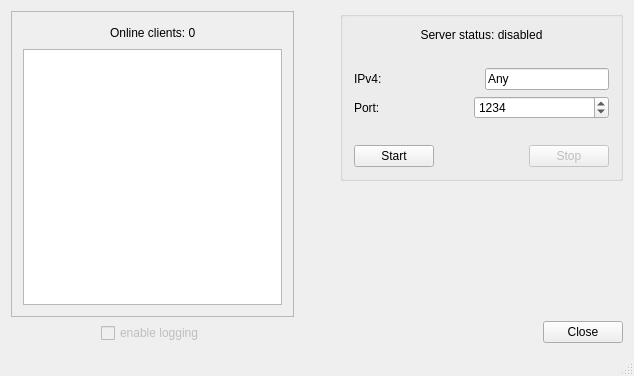
Old version of the form mainwindow.ui in the repository RPudashkin/VkKillerServer.
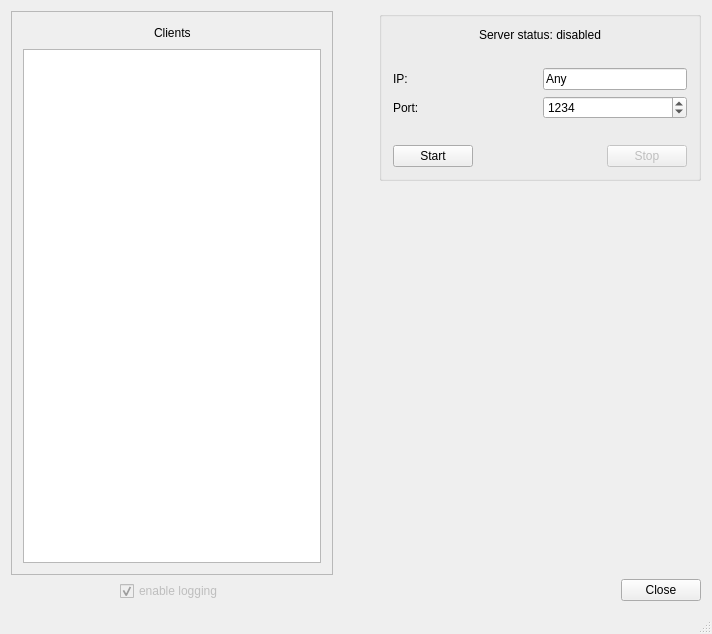
New version of the form.

Patch:
```diff
--- a/mainwindow.ui
+++ b/mainwindow.ui
@@ -6,8 +6,8 @@
    <rect>
     <x>0</x>
     <y>0</y>
-    <width>634</width>
-    <height>376</height>
+    <width>712</width>
+    <height>634</height>
    </rect>
   </property>
   <property name="windowTitle">
@@ -29,8 +29,8 @@
             <rect>
              <x>0</x>
              <y>0</y>
-             <width>278</width>
-             <height>270</height>
+             <width>317</width>
+             <height>519</height>
             </rect>
            </property>
            <layout class="QGridLayout" name="gridLayout">
@@ -52,7 +52,7 @@
               <item>
                <widget class="QLabel" name="label_onlineClients">
                 <property name="text">
-                 <string>Online clients: 0</string>
+                 <string>Clients</string>
                 </property>
                </widget>
               </item>
@@ -101,6 +101,9 @@
             <property name="text">
              <string>enable logging</string>
             </property>
+            <property name="checked">
+             <bool>true</bool>
+            </property>
            </widget>
           </item>
           <item>
@@ -157,7 +160,7 @@
                <item>
                 <widget class="QLabel" name="label_2">
                  <property name="text">
-                  <string>IPv4:</string>
+                  <string>IP:</string>
                  </property>
                  <property name="alignment">
                   <set>Qt::AlignLeading|Qt::AlignLeft|Qt::AlignVCenter</set>
```
Left out of the diff: 6 changed lines with no effect on the pictures.
